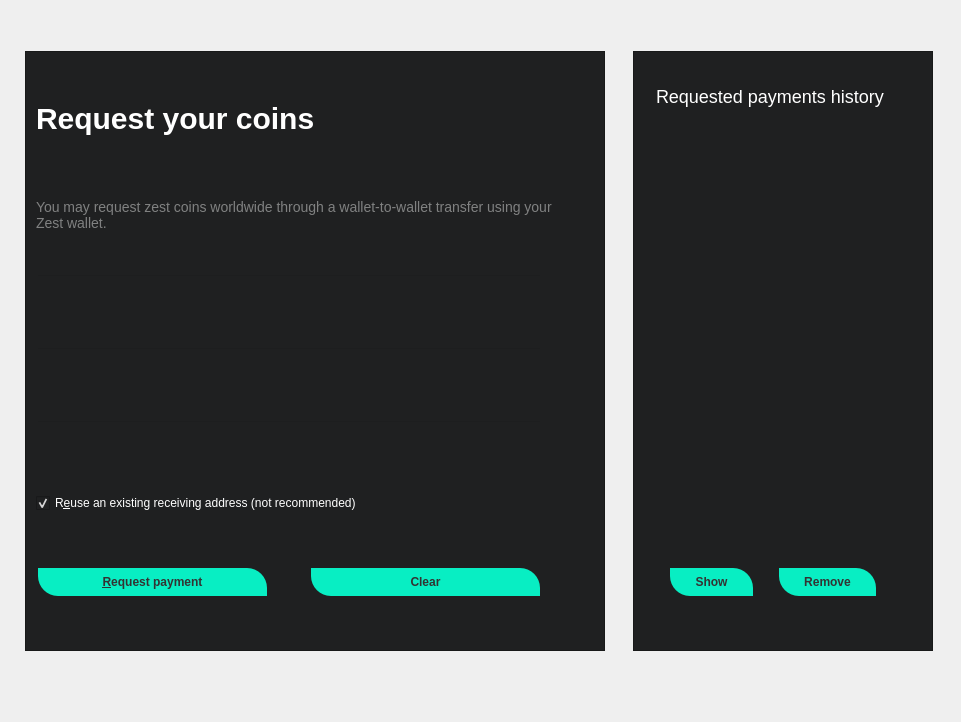
First picture: the form in src/qt/forms/receivecoinsdialog.ui, repository zestfoundation/ZestCoin, before the edit.
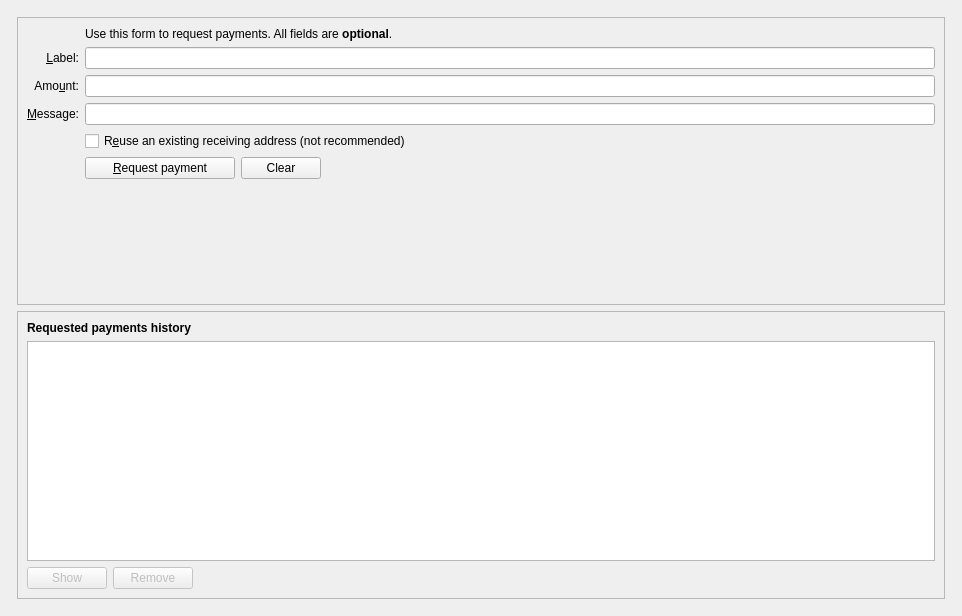
Second picture: the form after the edit. Icons and pictures are not drawn. Custom widgets are drawn as their Qt base class.

Commit message: [GUI] UX overhaul Hide balances when empty (check options) Fixed label names Added locked coins

What changed in the file:
```diff
--- a/src/qt/forms/receivecoinsdialog.ui
+++ b/src/qt/forms/receivecoinsdialog.ui
@@ -6,57 +6,39 @@
    <rect>
     <x>0</x>
     <y>0</y>
-    <width>953</width>
-    <height>714</height>
+    <width>962</width>
+    <height>616</height>
    </rect>
   </property>
   <layout class="QHBoxLayout" name="horizontalLayout_5">
    <item>
-    <layout class="QHBoxLayout" name="horizontalLayout_3" stretch="0">
+    <layout class="QVBoxLayout" name="verticalLayout_Master" stretch="1">
      <property name="spacing">
       <number>0</number>
      </property>
      <item>
       <widget class="QFrame" name="frame_BG">
-       <property name="sizePolicy">
-        <sizepolicy hsizetype="Preferred" vsizetype="Preferred">
-         <horstretch>0</horstretch>
-         <verstretch>0</verstretch>
-        </sizepolicy>
-       </property>
-       <layout class="QHBoxLayout" name="horizontalLayout_4" stretch="0,0">
-        <property name="spacing">
-         <number>28</number>
-        </property>
+       <layout class="QVBoxLayout" name="verticalLayout_5">
         <property name="leftMargin">
-         <number>14</number>
+         <number>6</number>
         </property>
         <property name="topMargin">
-         <number>40</number>
+         <number>6</number>
         </property>
         <property name="rightMargin">
-         <number>17</number>
+         <number>6</number>
         </property>
         <property name="bottomMargin">
-         <number>60</number>
+         <number>6</number>
         </property>
         <item>
-         <widget class="QFrame" name="framePayment">
+         <widget class="QFrame" name="frame2">
           <property name="sizePolicy">
            <sizepolicy hsizetype="Preferred" vsizetype="Expanding">
             <horstretch>0</horstretch>
             <verstretch>0</verstretch>
            </sizepolicy>
           </property>
-          <property name="minimumSize">
-           <size>
-            <width>580</width>
-            <height>600</height>
-           </size>
-          </property>
-          <property name="styleSheet">
-           <string notr="true">background:#1f2021;</string>
-          </property>
           <property name="frameShape">
            <enum>QFrame::StyledPanel</enum>
           </property>
@@ -64,490 +46,197 @@
            <enum>QFrame::Sunken</enum>
           </property>
           <layout class="QVBoxLayout" name="verticalLayout_3">
-           <property name="spacing">
-            <number>22</number>
-           </property>
-           <property name="leftMargin">
-            <number>0</number>
-           </property>
-           <property name="topMargin">
-            <number>19</number>
-           </property>
-           <property name="rightMargin">
-            <number>22</number>
-           </property>
-           <property name="bottomMargin">
-            <number>22</number>
-           </property>
            <item>
-            <layout class="QVBoxLayout" name="verticalLayout_4">
-             <property name="leftMargin">
-              <number>10</number>
-             </property>
-             <property name="topMargin">
-              <number>10</number>
-             </property>
-             <property name="rightMargin">
-              <number>10</number>
-             </property>
-             <item>
-              <widget class="QLabel" name="labelTitle">
-               <property name="styleSheet">
-                <string notr="true">color:#fff; font-size:30px; font-weight:bold;</string>
+            <layout class="QGridLayout" name="gridLayout">
+             <item row="7" column="2">
+              <widget class="QCheckBox" name="reuseAddress">
+               <property name="toolTip">
+                <string>Reuse one of the previously used receiving addresses.&lt;br&gt;Reusing addresses has security and privacy issues.&lt;br&gt;Do not use this unless re-generating a payment request made before.</string>
                </property>
                <property name="text">
-                <string>Request your coins</string>
+                <string>R&amp;euse an existing receiving address (not recommended)</string>
                </property>
+              </widget>
+             </item>
+             <item row="7" column="0">
+              <widget class="QLabel" name="label_4">
+               <property name="text">
+                <string/>
+               </property>
+              </widget>
+             </item>
+             <item row="6" column="0">
+              <widget class="QLabel" name="label_3">
+               <property name="toolTip">
+                <string>An optional message to attach to the payment request, which will be displayed when the request is opened. Note: The message will not be sent with the payment over the Zest network.</string>
+               </property>
+               <property name="text">
+                <string>&amp;Message:</string>
+               </property>
                <property name="alignment">
-                <set>Qt::AlignLeading|Qt::AlignLeft|Qt::AlignVCenter</set>
+                <set>Qt::AlignRight|Qt::AlignTrailing|Qt::AlignVCenter</set>
                </property>
-               <property name="wordWrap">
-                <bool>true</bool>
+               <property name="buddy">
+                <cstring>reqMessage</cstring>
                </property>
-               <property name="textInteractionFlags">
-                <set>Qt::NoTextInteraction</set>
+              </widget>
+             </item>
+             <item row="4" column="2">
+              <widget class="QLineEdit" name="reqLabel">
+               <property name="toolTip">
+                <string>An optional label to associate with the new receiving address.</string>
                </property>
               </widget>
              </item>
-             <item>
-              <widget class="QLabel" name="labelSubtitle">
-               <property name="styleSheet">
-                <string notr="true">color:#808181; font-size:14px; font-weight: normal;</string>
+             <item row="6" column="2">
+              <widget class="QLineEdit" name="reqMessage">
+               <property name="toolTip">
+                <string>An optional message to attach to the payment request, which will be displayed when the request is opened.&lt;br&gt;Note: The message will not be sent with the payment over the Zest network.</string>
                </property>
+              </widget>
+             </item>
+             <item row="2" column="2">
+              <widget class="QLabel" name="label_5">
                <property name="text">
-                <string>You may request zest coins worldwide through a wallet-to-wallet transfer using your Zest wallet.</string>
+                <string>Use this form to request payments. All fields are &lt;b&gt;optional&lt;/b&gt;.</string>
                </property>
-               <property name="wordWrap">
-                <bool>true</bool>
+              </widget>
+             </item>
+             <item row="4" column="0">
+              <widget class="QLabel" name="label_2">
+               <property name="toolTip">
+                <string>An optional label to associate with the new receiving address.</string>
                </property>
-               <property name="textInteractionFlags">
-                <set>Qt::NoTextInteraction</set>
+               <property name="text">
+                <string>&amp;Label:</string>
                </property>
+               <property name="alignment">
+                <set>Qt::AlignRight|Qt::AlignTrailing|Qt::AlignVCenter</set>
+               </property>
+               <property name="buddy">
+                <cstring>reqLabel</cstring>
+               </property>
               </widget>
              </item>
-            </layout>
-           </item>
-           <item>
-            <layout class="QHBoxLayout" name="horizontalLayout_6">
-             <property name="leftMargin">
-              <number>10</number>
-             </property>
-             <item>
-              <layout class="QGridLayout" name="gridLayout">
-               <property name="verticalSpacing">
-                <number>53</number>
+             <item row="5" column="0">
+              <widget class="QLabel" name="label">
+               <property name="toolTip">
+                <string>An optional amount to request. Leave this empty or zero to not request a specific amount.</string>
                </property>
-               <item row="6" column="1">
-                <widget class="QLineEdit" name="reqMessage">
-                 <property name="toolTip">
-                  <string>An optional message to attach to the payment request, which will be displayed when the request is opened.&lt;br&gt;Note: The message will not be sent with the payment over the Zest network.</string>
-                 </property>
-                 <property name="styleSheet">
-                  <string notr="true">background:transparent; margin-bottom:2px solid; margin-color: #046B5B;
-</string>
-                 </property>
-                 <property name="text">
-                  <string/>
-                 </property>
-                </widget>
-               </item>
-               <item row="7" column="1">
-                <widget class="QCheckBox" name="reuseAddress">
-                 <property name="palette">
-                  <palette>
-                   <active>
-                    <colorrole role="WindowText">
-                     <brush brushstyle="SolidPattern">
-                      <color alpha="255">
-                       <red>255</red>
-                       <green>255</green>
-                       <blue>255</blue>
-                      </color>
-                     </brush>
-                    </colorrole>
-                    <colorrole role="Button">
-                     <brush brushstyle="SolidPattern">
-                      <color alpha="255">
-                       <red>31</red>
-                       <green>32</green>
-                       <blue>33</blue>
-                      </color>
-                     </brush>
-                    </colorrole>
-                    <colorrole role="Text">
-                     <brush brushstyle="SolidPattern">
-                      <color alpha="255">
-                       <red>255</red>
-                       <green>255</green>
-                       <blue>255</blue>
-                      </color>
-                     </brush>
-                    </colorrole>
-                    <colorrole role="ButtonText">
-                     <brush brushstyle="SolidPattern">
-                      <color alpha="255">
-                       <red>255</red>
-                       <green>255</green>
-                       <blue>255</blue>
-                      </color>
-                     </brush>
-                    </colorrole>
-                    <colorrole role="Base">
-                     <brush brushstyle="SolidPattern">
-                      <color alpha="255">
-                       <red>31</red>
-                       <green>32</green>
-                       <blue>33</blue>
-                      </color>
-                     </brush>
-                    </colorrole>
-                    <colorrole role="Window">
-                     <brush brushstyle="SolidPattern">
-                      <color alpha="255">
-                       <red>31</red>
-                       <green>32</green>
-                       <blue>33</blue>
-                      </color>
-                     </brush>
-                    </colorrole>
-                   </active>
-                   <inactive>
-                    <colorrole role="WindowText">
-                     <brush brushstyle="SolidPattern">
-                      <color alpha="255">
-                       <red>255</red>
-                       <green>255</green>
-                       <blue>255</blue>
-                      </color>
-                     </brush>
-                    </colorrole>
-                    <colorrole role="Button">
-                     <brush brushstyle="SolidPattern">
-                      <color alpha="255">
-                       <red>31</red>
-                       <green>32</green>
-                       <blue>33</blue>
-                      </color>
-                     </brush>
-                    </colorrole>
-                    <colorrole role="Text">
-                     <brush brushstyle="SolidPattern">
-                      <color alpha="255">
-                       <red>255</red>
-                       <green>255</green>
-                       <blue>255</blue>
-                      </color>
-                     </brush>
-                    </colorrole>
-                    <colorrole role="ButtonText">
-                     <brush brushstyle="SolidPattern">
-                      <color alpha="255">
-                       <red>255</red>
-                       <green>255</green>
-                       <blue>255</blue>
-                      </color>
-                     </brush>
-                    </colorrole>
-                    <colorrole role="Base">
-                     <brush brushstyle="SolidPattern">
-                      <color alpha="255">
-                       <red>31</red>
-                       <green>32</green>
-                       <blue>33</blue>
-                      </color>
-                     </brush>
-                    </colorrole>
-                    <colorrole role="Window">
-                     <brush brushstyle="SolidPattern">
-                      <color alpha="255">
-                       <red>31</red>
-                       <green>32</green>
-                       <blue>33</blue>
-                      </color>
-                     </brush>
-                    </colorrole>
-                   </inactive>
-                   <disabled>
-                    <colorrole role="WindowText">
-                     <brush brushstyle="SolidPattern">
-                      <color alpha="255">
-                       <red>255</red>
-                       <green>255</green>
-                       <blue>255</blue>
-                      </color>
-                     </brush>
-                    </colorrole>
-                    <colorrole role="Button">
-                     <brush brushstyle="SolidPattern">
-                      <color alpha="255">
-                       <red>31</red>
-                       <green>32</green>
-                       <blue>33</blue>
-                      </color>
-                     </brush>
-                    </colorrole>
-                    <colorrole role="Text">
-                     <brush brushstyle="SolidPattern">
-                      <color alpha="255">
-                       <red>255</red>
-                       <green>255</green>
-                       <blue>255</blue>
-                      </color>
-                     </brush>
-                    </colorrole>
-                    <colorrole role="ButtonText">
-                     <brush brushstyle="SolidPattern">
-                      <color alpha="255">
-                       <red>255</red>
-                       <green>255</green>
-                       <blue>255</blue>
-                      </color>
-                     </brush>
-                    </colorrole>
-                    <colorrole role="Base">
-                     <brush brushstyle="SolidPattern">
-                      <color alpha="255">
-                       <red>31</red>
-                       <green>32</green>
-                       <blue>33</blue>
-                      </color>
-                     </brush>
-                    </colorrole>
-                    <colorrole role="Window">
-                     <brush brushstyle="SolidPattern">
-                      <color alpha="255">
-                       <red>31</red>
-                       <green>32</green>
-                       <blue>33</blue>
-                      </color>
-                     </brush>
-                    </colorrole>
-                   </disabled>
-                  </palette>
-                 </property>
-                 <property name="toolTip">
-                  <string>Reuse one of the previously used receiving addresses.&lt;br&gt;Reusing addresses has security and privacy issues.&lt;br&gt;Do not use this unless re-generating a payment request made before.</string>
-                 </property>
-                 <property name="styleSheet">
-                  <string notr="true">color:#fff;</string>
-                 </property>
-                 <property name="text">
-                  <string>R&amp;euse an existing receiving address (not recommended)</string>
-                 </property>
-                 <property name="checked">
-                  <bool>true</bool>
-                 </property>
-                </widget>
-               </item>
-               <item row="5" column="1">
-                <widget class="BitcoinAmountField" name="reqAmount">
+               <property name="text">
+                <string>Amo&amp;unt:</string>
+               </property>
+               <property name="alignment">
+                <set>Qt::AlignRight|Qt::AlignTrailing|Qt::AlignVCenter</set>
+               </property>
+               <property name="buddy">
+                <cstring>reqAmount</cstring>
+               </property>
+              </widget>
+             </item>
+             <item row="5" column="2">
+              <widget class="BitcoinAmountField" name="reqAmount">
+               <property name="minimumSize">
+                <size>
+                 <width>80</width>
+                 <height>0</height>
+                </size>
+               </property>
+               <property name="toolTip">
+                <string>An optional amount to request. Leave this empty or zero to not request a specific amount.</string>
+               </property>
+              </widget>
+             </item>
+             <item row="8" column="0">
+              <widget class="QLabel" name="label_7">
+               <property name="text">
+                <string/>
+               </property>
+              </widget>
+             </item>
+             <item row="8" column="2">
+              <layout class="QHBoxLayout" name="horizontalLayout">
+               <item>
+                <widget class="QPushButton" name="receiveButton">
                  <property name="minimumSize">
                   <size>
-                   <width>80</width>
+                   <width>150</width>
                    <height>0</height>
                   </size>
                  </property>
-                 <property name="toolTip">
-                  <string>An optional amount to request. Leave this empty or zero to not request a specific amount.</string>
+                 <property name="text">
+                  <string>&amp;Request payment</string>
                  </property>
-                 <property name="styleSheet">
-                  <string notr="true">background:transparent; margin-bottom:2px solid; margin-color: #046B5B;
-</string>
+                 <property name="icon">
+                  <iconset resource="../zest.qrc">
+                   <normaloff>:/icons/receiving_addresses</normaloff>:/icons/receiving_addresses</iconset>
                  </property>
                 </widget>
                </item>
-               <item row="4" column="1">
-                <widget class="QLineEdit" name="reqLabel">
+               <item>
+                <widget class="QPushButton" name="clearButton">
+                 <property name="sizePolicy">
+                  <sizepolicy hsizetype="Minimum" vsizetype="Fixed">
+                   <horstretch>0</horstretch>
+                   <verstretch>0</verstretch>
+                  </sizepolicy>
+                 </property>
                  <property name="toolTip">
                   <string>An optional label to associate with the new receiving address.</string>
                  </property>
-                 <property name="styleSheet">
-                  <string notr="true">background:transparent; margin-bottom:2px solid; margin-color: #046B5B;
-</string>
-                 </property>
                  <property name="text">
-                  <string/>
+                  <string>Clear</string>
                  </property>
+                 <property name="icon">
+                  <iconset resource="../zest.qrc">
+                   <normaloff>:/icons/remove</normaloff>:/icons/remove</iconset>
+                 </property>
+                 <property name="autoDefault">
+                  <bool>false</bool>
+                 </property>
                 </widget>
                </item>
-               <item row="8" column="1">
-                <layout class="QHBoxLayout" name="horizontalLayout">
-                 <item>
-                  <widget class="QPushButton" name="receiveButton">
-                   <property name="enabled">
-                    <bool>true</bool>
-                   </property>
-                   <property name="minimumSize">
-                    <size>
-                     <width>230</width>
-                     <height>0</height>
-                    </size>
-                   </property>
-                   <property name="styleSheet">
-                    <string notr="true"> .QPushButton {
-  background-color: #08EEC3;
-	border: 0;
-	color:#333;
-	font-size:12px;
-	font-weight:bold;
-	padding-left:25px;
-	padding-right:25px;
-	padding-top:1px;
-	padding-bottom:1px;
-	height: 26px;
-	margin: 2px;
-	border-top-right-radius: 20px;
-	border-bottom-left-radius: 20px;
-}
-
-
- .QPushButton:hover {
-background-color: #07BC9C;
-}
-
- .QPushButton:pressed{
-background-color: #09D9B7;
-	border:1px solid #333333;
-}
-</string>
-                   </property>
-                   <property name="text">
-                    <string>&amp;Request payment</string>
-                   </property>
-                   <property name="icon">
-                    <iconset resource="../zest.qrc">
-                     <normaloff>:/icons/receiving_addresses</normaloff>:/icons/receiving_addresses</iconset>
-                   </property>
-                   <property name="checkable">
-                    <bool>false</bool>
-                   </property>
-                  </widget>
-                 </item>
-                 <item>
-                  <spacer name="horizontalSpacer">
-                   <property name="orientation">
-                    <enum>Qt::Horizontal</enum>
-                   </property>
-                   <property name="sizeType">
-                    <enum>QSizePolicy::Fixed</enum>
-                   </property>
-                   <property name="sizeHint" stdset="0">
-                    <size>
-                     <width>40</width>
-                     <height>20</height>
-                    </size>
-                   </property>
-                  </spacer>
-                 </item>
-                 <item>
-                  <widget class="QPushButton" name="clearButton">
-                   <property name="sizePolicy">
-                    <sizepolicy hsizetype="Minimum" vsizetype="Fixed">
-                     <horstretch>0</horstretch>
-                     <verstretch>0</verstretch>
-                    </sizepolicy>
-                   </property>
-                   <property name="toolTip">
-                    <string>Clear all fields of the form.</string>
-                   </property>
-                   <property name="styleSheet">
-                    <string notr="true"> .QPushButton {
-  background-color: #08EEC3;
-	border: 0;
-	color:#333;
-	font-size:12px;
-	font-weight:bold;
-	padding-left:25px;
-	padding-right:25px;
-	padding-top:1px;
-	padding-bottom:1px;
-	height: 26px;
-	margin: 2px;
-	border-top-right-radius: 20px;
-	border-bottom-left-radius: 20px;
-}
-
-
- .QPushButton:hover {
-background-color: #07BC9C;
-}
-
- .QPushButton:pressed{
-background-color: #09D9B7;
-	border:1px solid #333333;
-}
-</string>
-                   </property>
-                   <property name="text">
-                    <string>Clear</string>
-                   </property>
-                   <property name="icon">
-                    <iconset resource="../zest.qrc">
-                     <normaloff>:/icons/remove</normaloff>:/icons/remove</iconset>
-                   </property>
-                   <property name="autoDefault">
-                    <bool>false</bool>
-                   </property>
-                  </widget>
-                 </item>
-                </layout>
+               <item>
+                <spacer name="horizontalSpacer">
+                 <property name="orientation">
+                  <enum>Qt::Horizontal</enum>
+                 </property>
+                 <property name="sizeHint" stdset="0">
+                  <size>
+                   <width>40</width>
+                   <height>20</height>
+                  </size>
+                 </property>
+                </spacer>
                </item>
               </layout>
              </item>
-             <item>
-              <spacer name="horizontalSpacer_3">
+             <item row="9" column="2">
+              <spacer name="verticalSpacer">
                <property name="orientation">
-                <enum>Qt::Horizontal</enum>
-               </property>
-               <property name="sizeType">
-                <enum>QSizePolicy::Fixed</enum>
+                <enum>Qt::Vertical</enum>
                </property>
                <property name="sizeHint" stdset="0">
                 <size>
-                 <width>40</width>
-                 <height>20</height>
+                 <width>20</width>
+                 <height>40</height>
                 </size>
                </property>
               </spacer>
              </item>
             </layout>
            </item>
-           <item>
-            <spacer name="verticalSpacer_4">
-             <property name="orientation">
-              <enum>Qt::Vertical</enum>
-             </property>
-             <property name="sizeType">
-              <enum>QSizePolicy::Fixed</enum>
-             </property>
-             <property name="sizeHint" stdset="0">
-              <size>
-               <width>20</width>
-               <height>30</height>
-              </size>
-             </property>
-            </spacer>
-           </item>
           </layout>
          </widget>
         </item>
         <item>
-         <widget class="QFrame" name="framePaymentHistory">
+         <widget class="QFrame" name="frame">
           <property name="sizePolicy">
            <sizepolicy hsizetype="Preferred" vsizetype="Expanding">
             <horstretch>0</horstretch>
             <verstretch>0</verstretch>
            </sizepolicy>
           </property>
-          <property name="minimumSize">
-           <size>
-            <width>300</width>
-            <height>0</height>
-           </size>
-          </property>
-          <property name="styleSheet">
-           <string notr="true">background:#1f2021;</string>
-          </property>
           <property name="frameShape">
            <enum>QFrame::StyledPanel</enum>
           </property>
@@ -555,31 +244,14 @@
            <enum>QFrame::Raised</enum>
           </property>
           <layout class="QVBoxLayout" name="verticalLayout_2">
-           <property name="spacing">
-            <number>22</number>
-           </property>
-           <property name="leftMargin">
-            <number>22</number>
-           </property>
-           <property name="topMargin">
-            <number>34</number>
-           </property>
-           <property name="rightMargin">
-            <number>22</number>
-           </property>
-           <property name="bottomMargin">
-            <number>22</number>
-           </property>
            <item>
             <widget class="QLabel" name="label_6">
              <property name="font">
               <font>
-               <pointsize>-1</pointsize>
+               <weight>75</weight>
+               <bold>true</bold>
               </font>
              </property>
-             <property name="styleSheet">
-              <string notr="true">color:white; font-size:18px;</string>
-             </property>
              <property name="text">
               <string>Requested payments history</string>
              </property>
@@ -587,73 +259,56 @@
            </item>
            <item>
             <widget class="QTableView" name="recentRequestsView">
-             <property name="focusPolicy">
-              <enum>Qt::NoFocus</enum>
+             <property name="palette">
+              <palette>
+               <active>
+                <colorrole role="Text">
+                 <brush brushstyle="SolidPattern">
+                  <color alpha="255">
+                   <red>51</red>
+                   <green>51</green>
+                   <blue>51</blue>
+                  </color>
+                 </brush>
+                </colorrole>
+               </active>
+               <inactive>
+                <colorrole role="Text">
+                 <brush brushstyle="SolidPattern">
+                  <color alpha="255">
+                   <red>51</red>
+                   <green>51</green>
+                   <blue>51</blue>
+                  </color>
+                 </brush>
+                </colorrole>
+               </inactive>
+               <disabled>
+                <colorrole role="Text">
+                 <brush brushstyle="SolidPattern">
+                  <color alpha="255">
+                   <red>85</red>
+                   <green>85</green>
+                   <blue>85</blue>
+                  </color>
+                 </brush>
+                </colorrole>
+               </disabled>
+              </palette>
              </property>
              <property name="contextMenuPolicy">
               <enum>Qt::CustomContextMenu</enum>
              </property>
-             <property name="styleSheet">
-              <string notr="true"/>
-             </property>
-             <property name="frameShape">
-              <enum>QFrame::NoFrame</enum>
-             </property>
-             <property name="frameShadow">
-              <enum>QFrame::Sunken</enum>
-             </property>
-             <property name="lineWidth">
-              <number>2</number>
-             </property>
-             <property name="midLineWidth">
-              <number>2</number>
-             </property>
-             <property name="verticalScrollBarPolicy">
-              <enum>Qt::ScrollBarAlwaysOff</enum>
-             </property>
-             <property name="sizeAdjustPolicy">
-              <enum>QAbstractScrollArea::AdjustToContents</enum>
-             </property>
              <property name="tabKeyNavigation">
               <bool>false</bool>
              </property>
-             <property name="defaultDropAction">
-              <enum>Qt::IgnoreAction</enum>
-             </property>
-             <property name="alternatingRowColors">
-              <bool>true</bool>
-             </property>
-             <property name="iconSize">
-              <size>
-               <width>10</width>
-               <height>10</height>
-              </size>
-             </property>
-             <property name="showGrid">
-              <bool>false</bool>
-             </property>
-             <property name="gridStyle">
-              <enum>Qt::SolidLine</enum>
-             </property>
              <property name="sortingEnabled">
               <bool>true</bool>
              </property>
-             <attribute name="horizontalHeaderMinimumSectionSize">
-              <number>50</number>
-             </attribute>
-             <attribute name="verticalHeaderDefaultSectionSize">
-              <number>50</number>
-             </attribute>
-             <attribute name="verticalHeaderMinimumSectionSize">
-              <number>50</number>
-             </attribute>
             </widget>
            </item>
            <item>
             <layout class="QHBoxLayout" name="horizontalLayout_2">
-             <property name="leftMargin">
-              <number>12</number>
-             </property>
              <item>
               <widget class="QPushButton" name="showRequestButton">
                <property name="enabled">
@@ -662,34 +317,6 @@
                <property name="toolTip">
                 <string>Show the selected request (does the same as double clicking an entry)</string>
                </property>
-               <property name="styleSheet">
-                <string notr="true"> .QPushButton {
-  background-color: #08EEC3;
-	border: 0;
-	color:#333;
-	font-size:12px;
-	font-weight:bold;
-	padding-left:25px;
-	padding-right:25px;
-	padding-top:1px;
-	padding-bottom:1px;
-	height: 26px;
-	margin: 2px;
-	border-top-right-radius: 20px;
-	border-bottom-left-radius: 20px;
-}
-
-
- .QPushButton:hover {
-background-color: #07BC9C;
-}
-
- .QPushButton:pressed{
-background-color: #09D9B7;
-	border:1px solid #333333;
-}
-</string>
-               </property>
                <property name="text">
                 <string>Show</string>
                </property>
@@ -710,34 +337,6 @@
                <property name="toolTip">
                 <string>Remove the selected entries from the list</string>
                </property>
-               <property name="styleSheet">
-                <string notr="true"> .QPushButton {
-  background-color: #08EEC3;
-	border: 0;
-	color:#333;
-	font-size:12px;
-	font-weight:bold;
-	padding-left:25px;
-	padding-right:25px;
-	padding-top:1px;
-	padding-bottom:1px;
-	height: 26px;
-	margin: 2px;
-	border-top-right-radius: 20px;
-	border-bottom-left-radius: 20px;
-}
-
-
- .QPushButton:hover {
-background-color: #07BC9C;
-}
-
- .QPushButton:pressed{
-background-color: #09D9B7;
-	border:1px solid #333333;
-}
-</string>
-               </property>
                <property name="text">
                 <string>Remove</string>
                </property>
@@ -765,22 +364,6 @@
              </item>
             </layout>
            </item>
-           <item>
-            <spacer name="verticalSpacer">
-             <property name="orientation">
-              <enum>Qt::Vertical</enum>
-             </property>
-             <property name="sizeType">
-              <enum>QSizePolicy::Fixed</enum>
-             </property>
-             <property name="sizeHint" stdset="0">
-              <size>
-               <width>20</width>
-               <height>30</height>
-              </size>
-             </property>
-            </spacer>
-           </item>
           </layout>
          </widget>
         </item>
```
Left out of the diff: 4 changed lines with no effect on the pictures. The commit also changes 30 other files.
